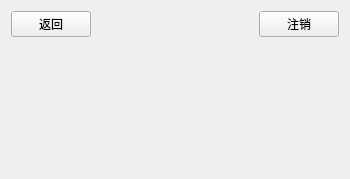
First picture: the form in masterview.ui, repository Young-abc/Lab4_Repository, before the edit.
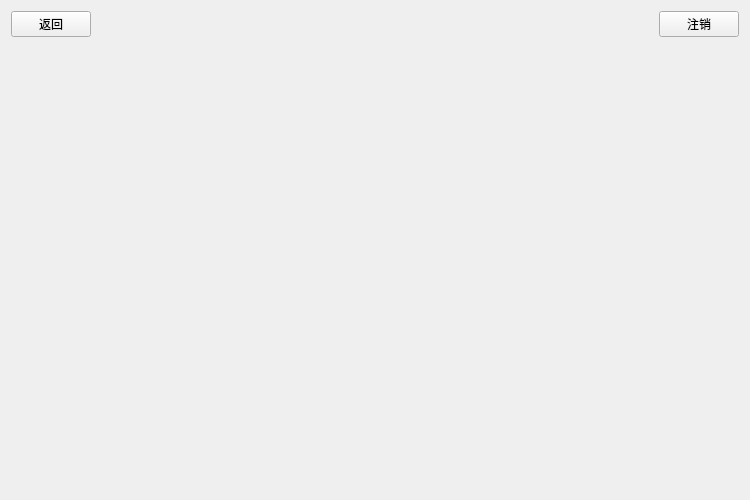
Second picture: the form after the edit.

```diff
--- a/masterview.ui
+++ b/masterview.ui
@@ -6,8 +6,8 @@
    <rect>
     <x>0</x>
     <y>0</y>
-    <width>350</width>
-    <height>179</height>
+    <width>750</width>
+    <height>500</height>
    </rect>
   </property>
   <property name="windowTitle">
```
